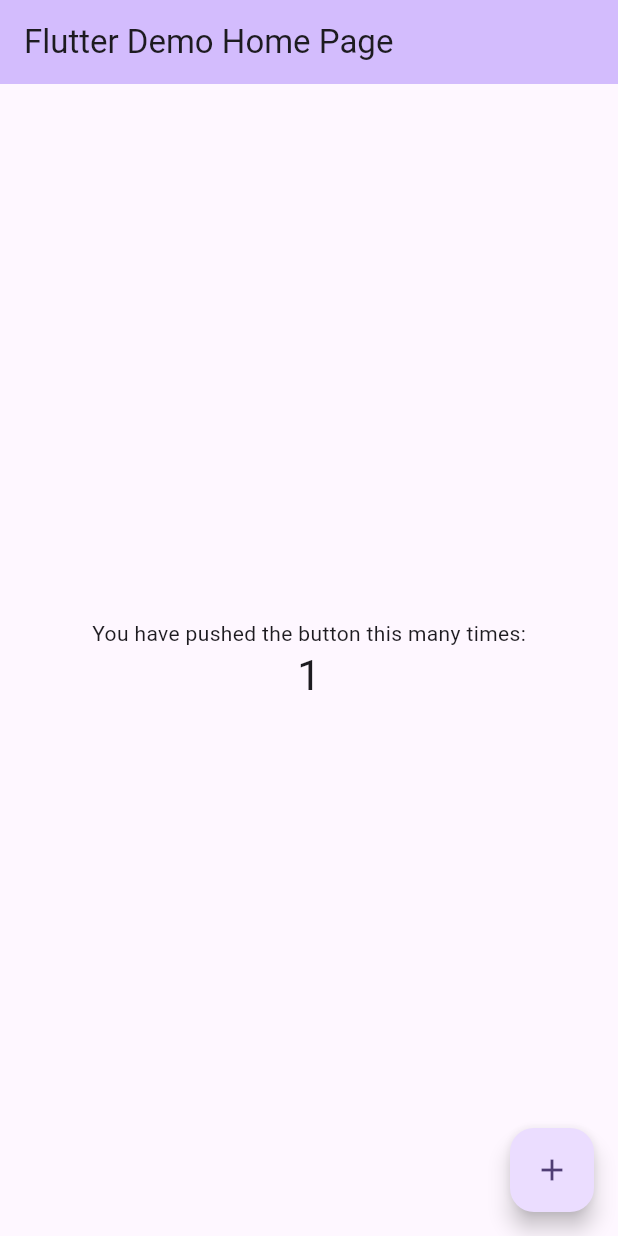
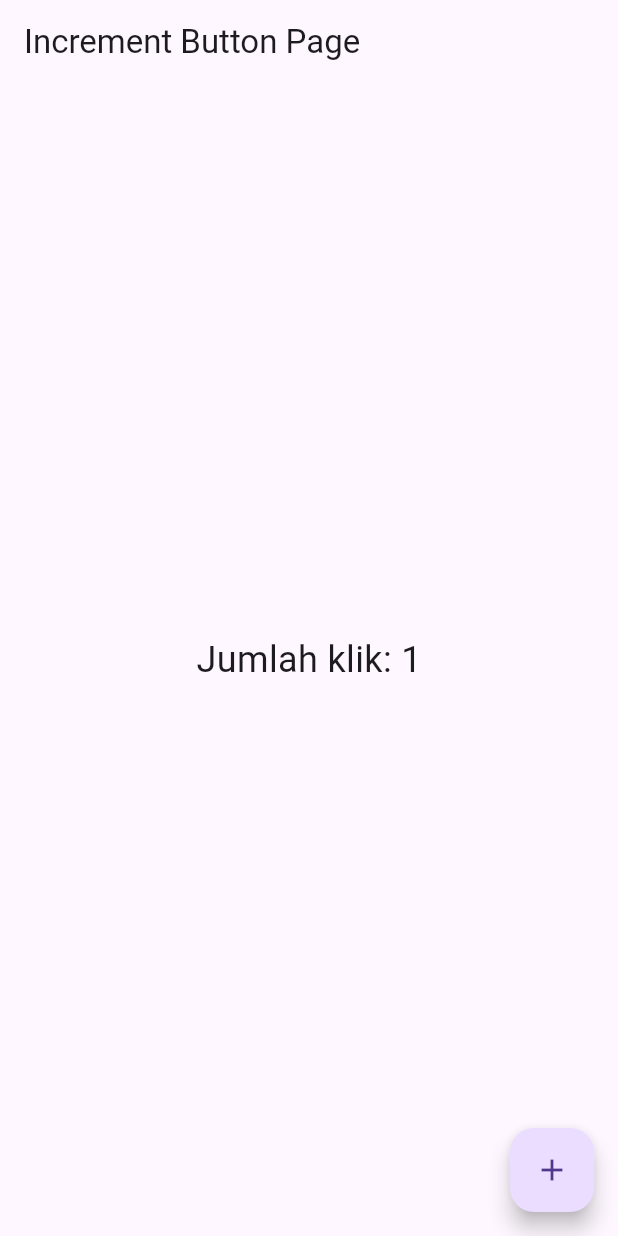
Before and after one commit to athaabiyyu/atha_learning_flutter_journey, a Flutter app: the screen it shows after launch, after a tap on the "add" icon, on a phone screen of 412 x 824 dp. Run offline on Flutter 3.47's test engine with Material 3 defaults, Android fonts, the phone set to English and light mode, and no system bars.

Commit message:
Checklist Page & Incerement Button Page

```diff
--- a/the_basic/lib/main.dart
+++ b/the_basic/lib/main.dart
@@ -1,125 +1,18 @@
 import 'package:flutter/material.dart';
+import 'view/checklist/home.dart';
+import 'view/increment tombol/home.dart';
 
 void main() {
-  runApp(const MyApp());
+  runApp(MyApp());
 }
 
 class MyApp extends StatelessWidget {
-  const MyApp({super.key});
-
-  // This widget is the root of your application.
   @override
   Widget build(BuildContext context) {
     return MaterialApp(
-      title: 'Flutter Demo',
-      theme: ThemeData(
-        // This is the theme of your application.
-        //
-        // TRY THIS: Try running your application with "flutter run". You'll see
-        // the application has a purple toolbar. Then, without quitting the app,
-        // try changing the seedColor in the colorScheme below to Colors.green
-        // and then invoke "hot reload" (save your changes or press the "hot
-        // reload" button in a Flutter-supported IDE, or press "r" if you used
-        // the command line to start the app).
-        //
-        // Notice that the counter didn't reset back to zero; the application
-        // state is not lost during the reload. To reset the state, use hot
-        // restart instead.
-        //
-        // This works for code too, not just values: Most code changes can be
-        // tested with just a hot reload.
-        colorScheme: ColorScheme.fromSeed(seedColor: Colors.deepPurple),
-        useMaterial3: true,
-      ),
-      home: const MyHomePage(title: 'Flutter Demo Home Page'),
+      title: 'Checklist Tugas Harian',
+      theme: ThemeData(primarySwatch: Colors.blue),
+      home: IncrementButtonPage(),
     );
   }
 }
-
-class MyHomePage extends StatefulWidget {
-  const MyHomePage({super.key, required this.title});
-
-  // This widget is the home page of your application. It is stateful, meaning
-  // that it has a State object (defined below) that contains fields that affect
-  // how it looks.
-
-  // This class is the configuration for the state. It holds the values (in this
-  // case the title) provided by the parent (in this case the App widget) and
-  // used by the build method of the State. Fields in a Widget subclass are
-  // always marked "final".
-
-  final String title;
-
-  @override
-  State<MyHomePage> createState() => _MyHomePageState();
-}
-
-class _MyHomePageState extends State<MyHomePage> {
-  int _counter = 0;
-
-  void _incrementCounter() {
-    setState(() {
-      // This call to setState tells the Flutter framework that something has
-      // changed in this State, which causes it to rerun the build method below
-      // so that the display can reflect the updated values. If we changed
-      // _counter without calling setState(), then the build method would not be
-      // called again, and so nothing would appear to happen.
-      _counter++;
-    });
-  }
-
-  @override
-  Widget build(BuildContext context) {
-    // This method is rerun every time setState is called, for instance as done
-    // by the _incrementCounter method above.
-    //
-    // The Flutter framework has been optimized to make rerunning build methods
-    // fast, so that you can just rebuild anything that needs updating rather
-    // than having to individually change instances of widgets.
-    return Scaffold(
-      appBar: AppBar(
-        // TRY THIS: Try changing the color here to a specific color (to
-        // Colors.amber, perhaps?) and trigger a hot reload to see the AppBar
-        // change color while the other colors stay the same.
-        backgroundColor: Theme.of(context).colorScheme.inversePrimary,
-        // Here we take the value from the MyHomePage object that was created by
-        // the App.build method, and use it to set our appbar title.
-        title: Text(widget.title),
-      ),
-      body: Center(
-        // Center is a layout widget. It takes a single child and positions it
-        // in the middle of the parent.
-        child: Column(
-          // Column is also a layout widget. It takes a list of children and
-          // arranges them vertically. By default, it sizes itself to fit its
-          // children horizontally, and tries to be as tall as its parent.
-          //
-          // Column has various properties to control how it sizes itself and
-          // how it positions its children. Here we use mainAxisAlignment to
-          // center the children vertically; the main axis here is the vertical
-          // axis because Columns are vertical (the cross axis would be
-          // horizontal).
-          //
-          // TRY THIS: Invoke "debug painting" (choose the "Toggle Debug Paint"
-          // action in the IDE, or press "p" in the console), to see the
-          // wireframe for each widget.
-          mainAxisAlignment: MainAxisAlignment.center,
-          children: <Widget>[
-            const Text(
-              'You have pushed the button this many times:',
-            ),
-            Text(
-              '$_counter',
-              style: Theme.of(context).textTheme.headlineMedium,
-            ),
-          ],
-        ),
-      ),
-      floatingActionButton: FloatingActionButton(
-        onPressed: _incrementCounter,
-        tooltip: 'Increment',
-        child: const Icon(Icons.add),
-      ), // This trailing comma makes auto-formatting nicer for build methods.
-    );
-  }
-}
--- /dev/null
+++ b/the_basic/lib/view/increment tombol/home.dart
@@ -0,0 +1,44 @@
+import 'package:flutter/material.dart';
+
+// Widget IcremerntButtonPage
+class IncrementButtonPage extends StatefulWidget {
+  const IncrementButtonPage({super.key});
+
+  @override
+  // ignore: library_private_types_in_public_api
+  _IncrementButtonPageState createState() => _IncrementButtonPageState(); // ini statenya
+}
+
+// Ini Class State untuk IncrementButtonPage
+// State ini akan mengelola state dari IncrementButtonPage
+class _IncrementButtonPageState extends State<IncrementButtonPage> {
+
+  // state untuk menyimpan nilai
+  int _counter = 0;
+
+  void incrementCounter() {
+    setState(() {
+      _counter++;
+    });
+  }
+
+  // build UI nya
+  @override
+  Widget build(BuildContext context) {
+    return Scaffold(
+      appBar: AppBar(
+        title: const Text('Increment Button Page'),
+      ),
+      body: Center(
+        child: Text(
+          'Jumlah klik: $_counter',
+          style: const TextStyle(fontSize: 24),
+        ),
+      ),
+      floatingActionButton: FloatingActionButton(
+        onPressed: incrementCounter, // panggil fungsi incrementCounter saat tombol ditekan
+         child: const Icon(Icons.add),
+      ),
+    );
+  }
+}
```
Also changed, not shown: the_basic/lib/view/checklist/home.dart (added, +60 -0 lines), 1 other file.
